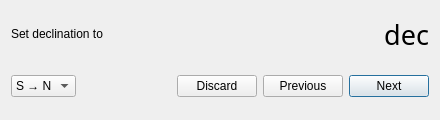
The window that layouts/dec_cal.ui (finnjames/threepio) describes before a commit, drawn with Qt 5.
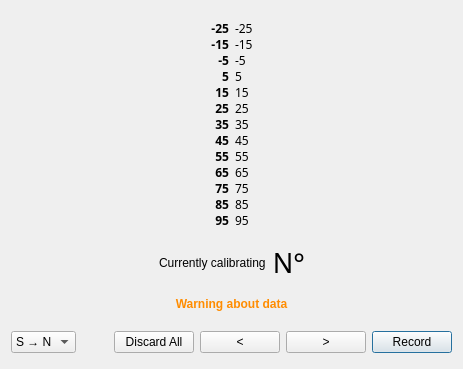
The same window after the commit.

The edit to the form file:
```diff
--- a/layouts/dec_cal.ui
+++ b/layouts/dec_cal.ui
@@ -6,40 +6,138 @@
    <rect>
     <x>0</x>
     <y>0</y>
-    <width>440</width>
-    <height>120</height>
+    <width>463</width>
+    <height>369</height>
    </rect>
   </property>
   <property name="windowTitle">
    <string>Declination Calibration</string>
   </property>
-  <layout class="QGridLayout" name="gridLayout">
-   <item row="1" column="2">
-    <widget class="QLabel" name="set_dec_value">
+  <layout class="QVBoxLayout" name="verticalLayout">
+   <item>
+    <widget class="QWidget" name="cal_display_widget" native="true">
+     <layout class="QGridLayout" name="gridLayout">
+      <item row="0" column="2">
+       <widget class="QLabel" name="degree_values_label">
+        <property name="font">
+         <font>
+          <family>Iosevka Aile</family>
+          <weight>75</weight>
+          <bold>true</bold>
+         </font>
+        </property>
+        <property name="text">
+         <string>&lt;html&gt;&lt;head/&gt;&lt;body&gt;&lt;p&gt;-25&lt;br/&gt;-15&lt;br/&gt;-5&lt;br/&gt;5&lt;br/&gt;15&lt;br/&gt;25&lt;br/&gt;35&lt;br/&gt;45&lt;br/&gt;55&lt;br/&gt;65&lt;br/&gt;75&lt;br/&gt;85&lt;br/&gt;95&lt;/p&gt;&lt;/body&gt;&lt;/html&gt;</string>
+        </property>
+        <property name="alignment">
+         <set>Qt::AlignRight|Qt::AlignTop|Qt::AlignTrailing</set>
+        </property>
+       </widget>
+      </item>
+      <item row="0" column="3">
+       <widget class="QLabel" name="input_data_label">
+        <property name="font">
+         <font>
+          <family>Iosevka Aile</family>
+         </font>
+        </property>
+        <property name="text">
+         <string>&lt;html&gt;&lt;head/&gt;&lt;body&gt;&lt;p&gt;-25&lt;br/&gt;-15&lt;br/&gt;-5&lt;br/&gt;5&lt;br/&gt;15&lt;br/&gt;25&lt;br/&gt;35&lt;br/&gt;45&lt;br/&gt;55&lt;br/&gt;65&lt;br/&gt;75&lt;br/&gt;85&lt;br/&gt;95&lt;/p&gt;&lt;/body&gt;&lt;/html&gt;</string>
+        </property>
+        <property name="alignment">
+         <set>Qt::AlignLeading|Qt::AlignLeft|Qt::AlignTop</set>
+        </property>
+       </widget>
+      </item>
+     </layout>
+    </widget>
+   </item>
+   <item>
+    <widget class="QWidget" name="set_dec_widget" native="true">
+     <layout class="QHBoxLayout" name="horizontalLayout">
+      <property name="topMargin">
+       <number>0</number>
+      </property>
+      <property name="bottomMargin">
+       <number>0</number>
+      </property>
+      <item>
+       <spacer name="horizontalSpacer_2">
+        <property name="orientation">
+         <enum>Qt::Horizontal</enum>
+        </property>
+        <property name="sizeHint" stdset="0">
+         <size>
+          <width>40</width>
+          <height>20</height>
+         </size>
+        </property>
+       </spacer>
+      </item>
+      <item>
+       <widget class="QLabel" name="set_dec_label">
+        <property name="text">
+         <string>Currently calibrating</string>
+        </property>
+       </widget>
+      </item>
+      <item>
+       <widget class="QLabel" name="set_dec_value">
+        <property name="font">
+         <font>
+          <family>Iosevka Aile</family>
+          <pointsize>20</pointsize>
+         </font>
+        </property>
+        <property name="text">
+         <string>N°</string>
+        </property>
+        <property name="alignment">
+         <set>Qt::AlignRight|Qt::AlignTrailing|Qt::AlignVCenter</set>
+        </property>
+       </widget>
+      </item>
+      <item>
+       <spacer name="horizontalSpacer_3">
+        <property name="orientation">
+         <enum>Qt::Horizontal</enum>
+        </property>
+        <property name="sizeHint" stdset="0">
+         <size>
+          <width>40</width>
+          <height>20</height>
+         </size>
+        </property>
+       </spacer>
+      </item>
+     </layout>
+    </widget>
+   </item>
+   <item>
+    <widget class="QLabel" name="warning_label">
+     <property name="enabled">
+      <bool>true</bool>
+     </property>
      <property name="font">
       <font>
-       <family>Iosevka Aile</family>
-       <pointsize>20</pointsize>
+       <weight>75</weight>
+       <bold>true</bold>
       </font>
      </property>
+     <property name="styleSheet">
+      <string notr="true">color: darkorange</string>
+     </property>
      <property name="text">
-      <string>dec</string>
+      <string>Warning about data</string>
      </property>
      <property name="alignment">
-      <set>Qt::AlignRight|Qt::AlignTrailing|Qt::AlignVCenter</set>
+      <set>Qt::AlignCenter</set>
      </property>
     </widget>
    </item>
-   <item row="1" column="0" colspan="2">
-    <widget class="QLabel" name="set_dec_label">
-     <property name="text">
-      <string>Set declination to</string>
-     </property>
-    </widget>
-   </item>
-   <item row="2" column="0" colspan="3">
+   <item>
     <widget class="QFrame" name="button_frame">
-     <layout class="QGridLayout" name="gridLayout_2">
+     <layout class="QHBoxLayout" name="horizontalLayout_3">
       <property name="leftMargin">
        <number>0</number>
       </property>
@@ -52,8 +150,8 @@
       <property name="bottomMargin">
        <number>0</number>
       </property>
-      <item row="0" column="0">
-       <widget class="QComboBox" name="north_or_south_combo_box">
+      <item>
+       <widget class="QComboBox" name="north_south_combo_box">
         <item>
          <property name="text">
           <string>S → N</string>
@@ -66,17 +164,44 @@
         </item>
        </widget>
       </item>
-      <item row="0" column="2">
+      <item>
+       <spacer name="horizontalSpacer">
+        <property name="orientation">
+         <enum>Qt::Horizontal</enum>
+        </property>
+        <property name="sizeHint" stdset="0">
+         <size>
+          <width>40</width>
+          <height>20</height>
+         </size>
+        </property>
+       </spacer>
+      </item>
+      <item>
        <widget class="QPushButton" name="discard_cal_button">
         <property name="text">
-         <string>Discard</string>
+         <string>Discard All</string>
         </property>
        </widget>
       </item>
-      <item row="0" column="4">
-       <widget class="QPushButton" name="next_cal_button">
+      <item>
+       <widget class="QPushButton" name="previous_button">
         <property name="text">
-         <string>Next</string>
+         <string>&lt;</string>
+        </property>
+       </widget>
+      </item>
+      <item>
+       <widget class="QPushButton" name="next_button">
+        <property name="text">
+         <string>&gt;</string>
+        </property>
+       </widget>
+      </item>
+      <item>
+       <widget class="QPushButton" name="record_button">
+        <property name="text">
+         <string>Record</string>
         </property>
         <property name="checkable">
          <bool>false</bool>
@@ -86,26 +211,6 @@
         </property>
        </widget>
       </item>
-      <item row="0" column="1">
-       <spacer name="horizontalSpacer">
-        <property name="orientation">
-         <enum>Qt::Horizontal</enum>
-        </property>
-        <property name="sizeHint" stdset="0">
-         <size>
-          <width>40</width>
-          <height>20</height>
-         </size>
-        </property>
-       </spacer>
-      </item>
-      <item row="0" column="3">
-       <widget class="QPushButton" name="previous_cal_button">
-        <property name="text">
-         <string>Previous</string>
-        </property>
-       </widget>
-      </item>
      </layout>
     </widget>
    </item>
```
Left out of the diff: 24 changed lines with no effect on the pictures.
